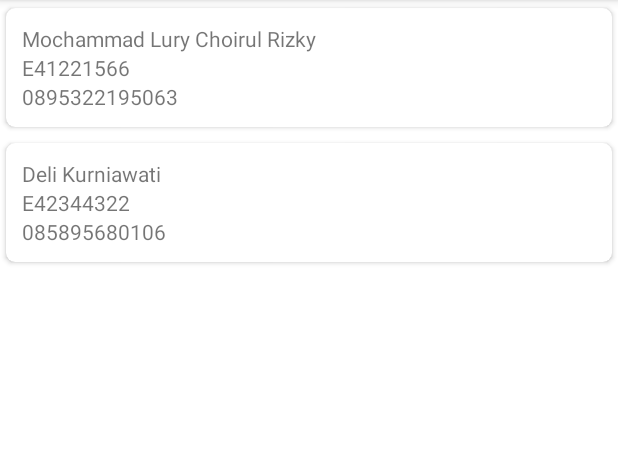
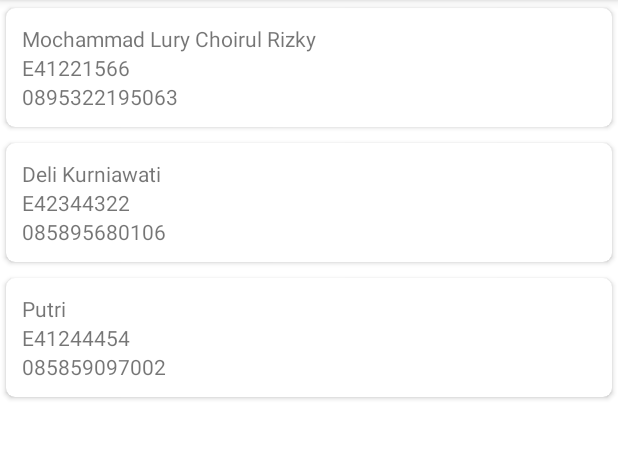
Before and after one commit to SiTelur/TugasBKPMMobile, an Android app: the RecycleViewActivity screen opened directly, with no data from a screen before it, on a phone screen of 412 x 824 dp, the part 84-543 px from its top. Run offline under Robolectric (Android 15) with nearby library versions, the phone set to English and light mode, and no system bars.

Commit message:
Recycle View

```diff
--- a/app/src/main/java/com/example/tugasbkpm/ListViewActivity.java
+++ b/app/src/main/java/com/example/tugasbkpm/ListViewActivity.java
@@ -31,6 +31,6 @@ public class ListViewActivity extends AppCompatActivity implements AdapterView.O
 
     @Override
     public void onItemClick(AdapterView<?> adapterView, View view, int position, long id) {
-        Toast.makeText(this, adapter.getItem(position), Toast.LENGTH_SHORT).show();
+      Toast.makeText(this,adapter.getItem(position), Toast.LENGTH_SHORT);
     }
 }
--- a/app/src/main/java/com/example/tugasbkpm/RecycleView/RecycleViewActivity.java
+++ b/app/src/main/java/com/example/tugasbkpm/RecycleView/RecycleViewActivity.java
@@ -39,6 +39,7 @@ addData();
         MahasiswaArrayList = new ArrayList<>();
         MahasiswaArrayList.add(new Mahasiswa("E41221566","Mochammad Lury Choirul Rizky","0895322195063"));
         MahasiswaArrayList.add(new Mahasiswa("E42344322","Deli Kurniawati","085895680106"));
+        MahasiswaArrayList.add(new Mahasiswa("E41244454","Putri","085859097002"));
     }
 
 
```
